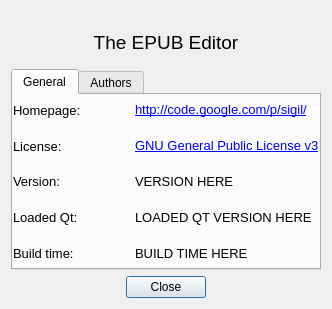
Qt form src/Sigil/Form_Files/About.ui (Sigil-Ebook/Sigil) before a commit.
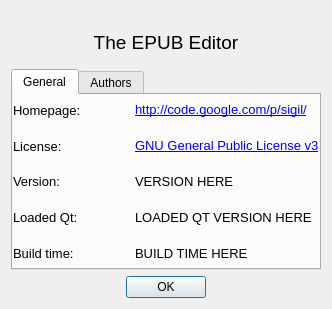
The same form after that commit. Icons and pictures are not drawn.

Commit message: Change preferences, about, clip, search to use OK buttons instead of close/save for consistency.

What changed in the file:
```diff
--- a/src/Sigil/Form_Files/About.ui
+++ b/src/Sigil/Form_Files/About.ui
@@ -250,7 +250,7 @@
       <enum>Qt::Horizontal</enum>
      </property>
      <property name="standardButtons">
-      <set>QDialogButtonBox::Close</set>
+      <set>QDialogButtonBox::Ok</set>
      </property>
      <property name="centerButtons">
       <bool>true</bool>
```
The commit also changes 3 other files.
